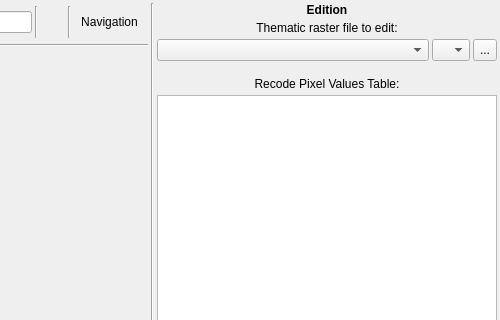
Old version of the form ui/main_dialog.ui in the repository SMByC/ThRasE; both pictures show x 876 to 1376 and y 0 to 320 of the 1376 by 645 pixel window.
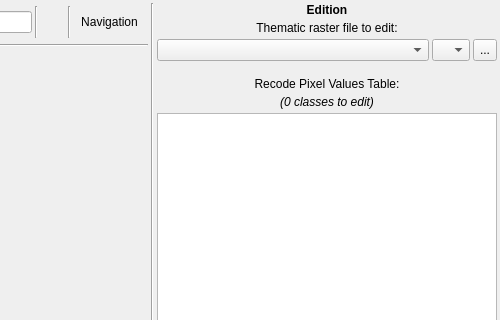
New version of the form. Icons and pictures are not drawn. Custom widgets are drawn as their Qt base class.

Commit message: Added a label in the recode pixel table to show how many classes are set to edit

Diff of the .ui file:
```diff
--- a/ui/main_dialog.ui
+++ b/ui/main_dialog.ui
@@ -660,6 +660,23 @@
            </property>
           </widget>
          </item>
+         <item>
+          <widget class="QLabel" name="QLbl_NumberClassesToEdit">
+           <property name="font">
+            <font>
+             <italic>true</italic>
+             <underline>false</underline>
+             <strikeout>false</strikeout>
+            </font>
+           </property>
+           <property name="text">
+            <string>(0 classes to edit)</string>
+           </property>
+           <property name="alignment">
+            <set>Qt::AlignCenter</set>
+           </property>
+          </widget>
+         </item>
          <item>
           <widget class="QTableWidget" name="recodePixelTable"/>
          </item>
```
The commit also changes 1 other file.
